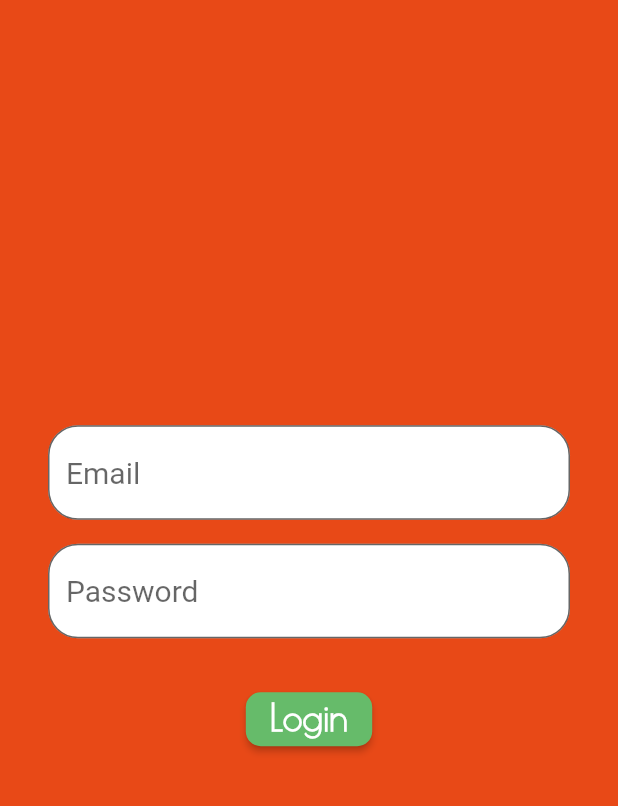
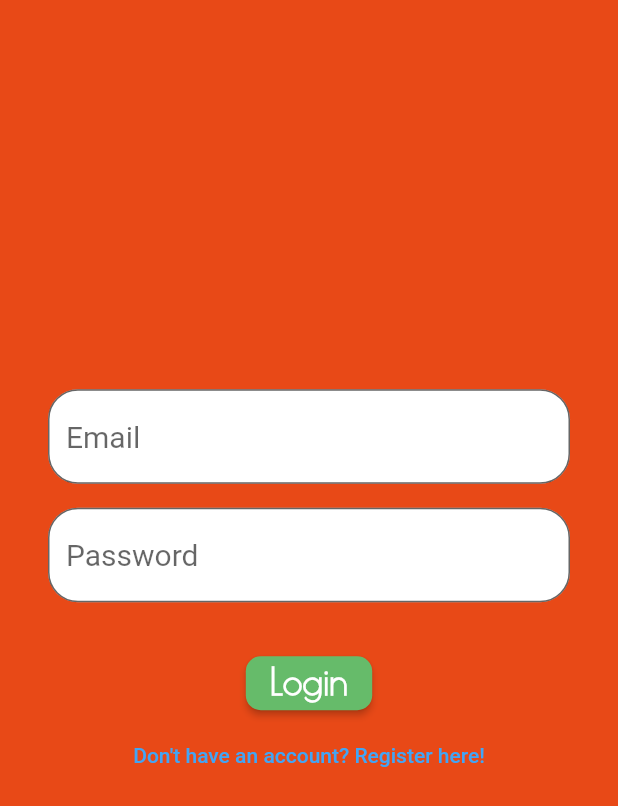
Before and after one commit to TrailBuddies/app, a Flutter app: the screen it shows after launch, after a tap on "Lets Go!", on a phone screen of 412 x 824 dp. Shown: the top 806 px of the screen. Run offline on Flutter 3.47's test engine with Material 2 defaults, Android fonts, the phone set to English and light mode, and no system bars; our stand-ins replace fluttertoast, shared_preferences; missing offline and left inert: skeleton_loader; Roboto replaces fonts that are missing (Montserrat).

Commit message:
add button to register page from login page

```diff
--- a/lib/pages/login.dart
+++ b/lib/pages/login.dart
@@ -4,6 +4,7 @@ import 'package:flutter/material.dart';
 import 'package:provider/provider.dart';
 import 'package:shared_preferences/shared_preferences.dart';
 import 'package:trail_buddies/widgets/common/button.dart';
+import 'package:trail_buddies/widgets/common/text_button.dart';
 import 'package:trail_buddies/widgets/common/text_input.dart';
 
 import '../user.dart';
@@ -112,6 +113,10 @@ class _LoginPageState extends State<LoginPage> {
               textColour: Colors.white,
               onTap: () => {login(context)},
             ),
+            CustomTextButton(
+              text: "Don't have an account? Register here!",
+              onTap: () => Navigator.pushNamed(context, '/register'),
+            ),
             const SizedBox(height: 16),
             Text(
               error,
```
